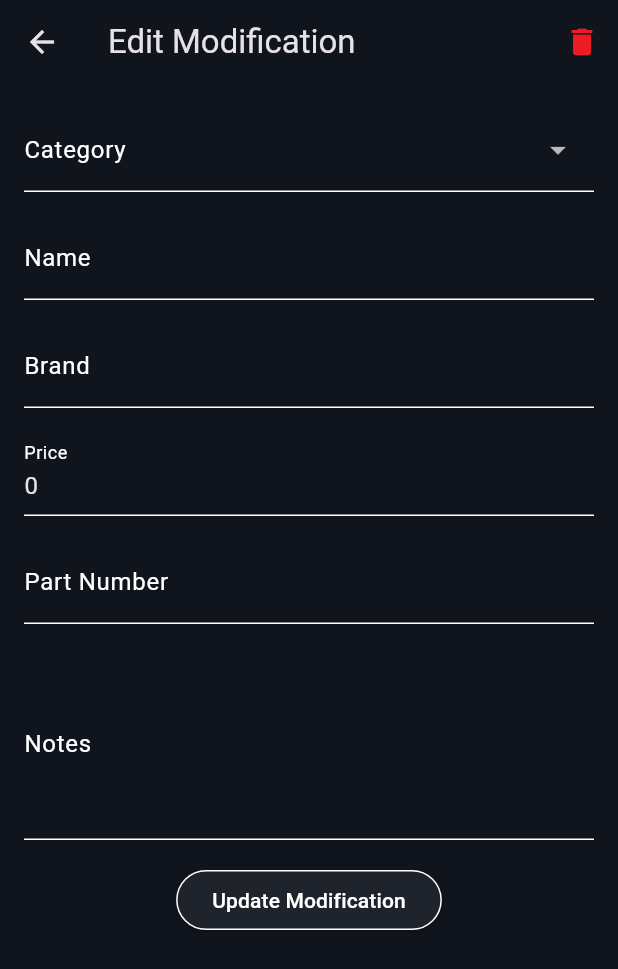
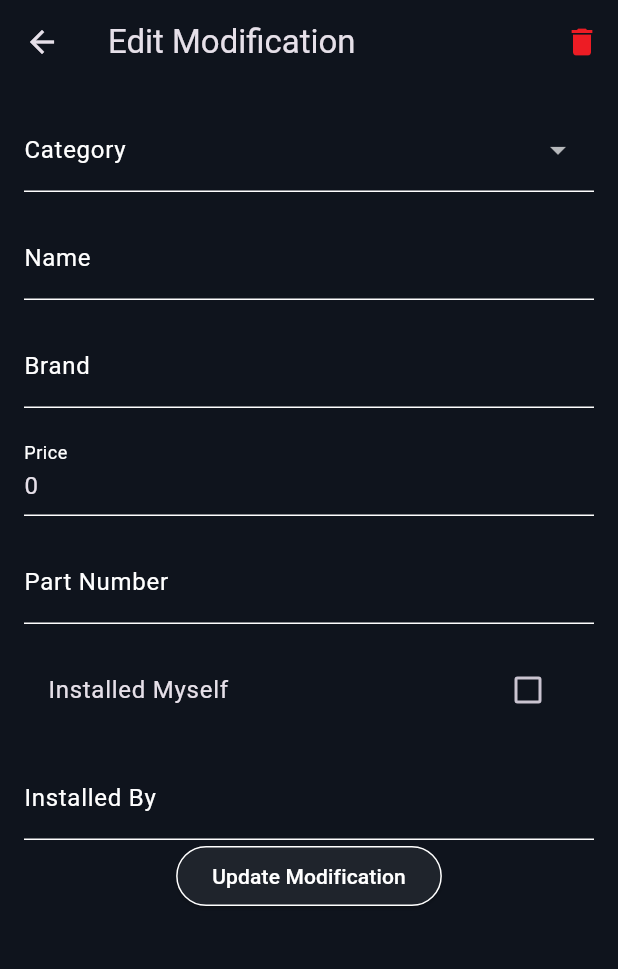
Before and after one commit to jhdavey/pdapps, a Flutter app: the EditModificationView screen opened directly with empty values, on a phone screen of 412 x 824 dp. Shown: the top 969 px of the screen. Run offline on Flutter 3.47's test engine with Material 3 defaults, Android fonts, the light colour scheme and no system bars; our stand-ins replace bloc, equatable, flutter_bloc, image_picker, shared_preferences; accounts and stored records are empty; statements that could not run were skipped.

Commit message:
Added installation info to mods

```diff
--- /dev/null
+++ b/devtools_options.yaml
@@ -0,0 +1,3 @@
+description: This file stores settings for Dart & Flutter DevTools.
+documentation: https://docs.flutter.dev/tools/devtools/extensions#configure-extension-enablement-states
+extensions:
--- a/lib/helpers/toggle_follow_helper.dart
+++ b/lib/helpers/toggle_follow_helper.dart
@@ -1,6 +1,6 @@
 // ignore_for_file: use_build_context_synchronously
 import 'package:flutter/material.dart';
-import 'package:pd/services/api/follower_api.dart';
+import 'package:pd/services/api/follower_controller.dart';
 
 Future<void> toggleFollowHelper({
   required BuildContext context,
--- a/lib/main.dart
+++ b/lib/main.dart
@@ -13,6 +13,7 @@ import 'package:pd/views/home_view.dart';
 import 'package:pd/views/garage_view.dart';
 import 'package:pd/views/builds/build_view.dart';
 import 'package:pd/views/auth/register_view.dart';
+import 'package:pd/views/search_results_view.dart';
 import 'package:pd/views/tag_view.dart';
 import 'package:pd/views/categories_view.dart';
 import 'package:pd/helpers/loading/loading_screen.dart';
@@ -109,7 +110,6 @@ class MyApp extends StatelessWidget {
                   ),
                 );
               }
-              // You may retrieve the build ID if needed
               return const BuildView();
             },
             '/garage': (context) => const GarageView(),
@@ -149,6 +149,10 @@ class MyApp extends StatelessWidget {
               final category = args['category'] as String;
               return CategoriesView(category: category);
             },
+            '/search-results': (context) {
+          final query = ModalRoute.of(context)!.settings.arguments as String;
+          return SearchResultsView(query: query);
+        },
           },
         ),
       ),
--- a/lib/views/builds/modifications/edit_modification_view.dart
+++ b/lib/views/builds/modifications/edit_modification_view.dart
@@ -1,4 +1,6 @@
-// ignore_for_file: use_build_context_synchronously
+// ignore_for_file: use_build_context_synchronously, library_private_types_in_public_api
+
+import 'dart:convert';
 
 import 'package:flutter/material.dart';
 import 'package:pd/data/modification_categories.dart';
@@ -10,10 +12,10 @@ class EditModificationView extends StatefulWidget {
   final Map<String, dynamic> modification;
 
   const EditModificationView({
-    Key? key,
+    super.key,
     required this.buildId,
     required this.modification,
-  }) : super(key: key);
+  });
 
   @override
   _EditModificationViewState createState() => _EditModificationViewState();
@@ -28,6 +30,8 @@ class _EditModificationViewState extends State<EditModificationView> {
   String? _part;
   String? _notes;
   bool _isSubmitting = false;
+  int _installedMyself = 0;
+  String? _installedBy;
 
   @override
   void initState() {
@@ -38,6 +42,8 @@ class _EditModificationViewState extends State<EditModificationView> {
     _price = widget.modification['price']?.toString();
     _part = widget.modification['part'] ?? '';
     _notes = widget.modification['notes'] ?? '';
+    _installedMyself = widget.modification['installed_myself'] ?? 0;
+    _installedBy = widget.modification['installed_by'] ?? '';
   }
 
   Future<void> _submitModification() async {
@@ -55,7 +61,11 @@ class _EditModificationViewState extends State<EditModificationView> {
       'price': _price,
       'part': _part,
       'notes': _notes,
+      'installedMyself': _installedMyself,
+      'installed_by': _installedMyself == 1 ? null : _installedBy,
     };
+
+    print("Final Payload Before Sending: ${json.encode(modificationData)}");
 
     final success = await updateModification(
       context: context,
@@ -145,12 +155,28 @@ class _EditModificationViewState extends State<EditModificationView> {
               _buildTextField('Brand', _brand, (value) => _brand = value),
               const SizedBox(height: 16),
               _buildTextField('Price', _price, (value) => _price = value,
-                  keyboardType: const TextInputType.numberWithOptions(decimal: true)),
+                  keyboardType:
+                      const TextInputType.numberWithOptions(decimal: true)),
               const SizedBox(height: 16),
               _buildTextField('Part Number', _part, (value) => _part = value),
               const SizedBox(height: 16),
-              _buildTextField('Notes', _notes, (value) => _notes = value, maxLines: 4),
+              CheckboxListTile(
+                title: const Text('Installed Myself'),
+                value: _installedMyself == 1,
+                onChanged: (bool? value) {
+                  setState(() {
+                    _installedMyself = value == true ? 1 : 0;
+                    if (_installedMyself == 1) _installedBy = null;
+                  });
+                },
+              ),
               const SizedBox(height: 16),
+              _buildTextField(
+                'Installed By',
+                _installedBy,
+                (value) => _installedBy = value,
+                enabled: _installedMyself == 0,
+              ),
               ElevatedButton(
                 onPressed: _isSubmitting ? null : _submitModification,
                 child: _isSubmitting
@@ -165,18 +191,30 @@ class _EditModificationViewState extends State<EditModificationView> {
   }
 
   Widget _buildTextField(
-      String label, String? initialValue, Function(String?) onSaved,
-      {TextInputType keyboardType = TextInputType.text, int maxLines = 1}) {
+    String label,
+    String? initialValue,
+    Function(String?) onSaved, {
+    TextInputType keyboardType = TextInputType.text,
+    int maxLines = 1,
+    bool enabled = true,
+  }) {
     return TextFormField(
-      decoration: InputDecoration(labelText: label, border: OutlineInputBorder()),
+      decoration: InputDecoration(
+        labelText: label,
+        border: const OutlineInputBorder(),
+      ),
       initialValue: initialValue,
       keyboardType: keyboardType,
       maxLines: maxLines,
       onSaved: onSaved,
-      validator: (value) =>
-          (label == 'Name' || label == 'Brand') && (value == null || value.isEmpty)
-              ? 'Please enter a $label'
-              : null,
+      enabled: enabled,
+      validator: (value) {
+        if ((label == 'Name' || label == 'Brand') &&
+            (value == null || value.isEmpty)) {
+          return 'Please enter a $label';
+        }
+        return null;
+      },
     );
   }
 }
--- a/lib/views/categories_view.dart
+++ b/lib/views/categories_view.dart
@@ -1,5 +1,5 @@
 import 'package:flutter/material.dart';
-import 'package:pd/services/api/category_view_api.dart';
+import 'package:pd/services/api/category_controller.dart';
 import 'package:pd/widgets/build_grid.dart';
 
 class CategoriesView extends StatefulWidget {
--- a/lib/views/garage_view.dart
+++ b/lib/views/garage_view.dart
@@ -2,9 +2,9 @@
 import 'package:flutter/material.dart';
 import 'package:flutter_bloc/flutter_bloc.dart';
 import 'package:pd/helpers/toggle_follow_helper.dart';
-import 'package:pd/services/api/follower_api.dart';
+import 'package:pd/services/api/follower_controller.dart';
 import 'package:pd/services/api/auth/auth_service.dart';
-import 'package:pd/services/garage_api.dart';
+import 'package:pd/services/garage_controller.dart';
 import 'package:pd/widgets/garage_profile_section.dart';
 import 'package:pd/widgets/wide_build_tile.dart';
 
```
Also changed, not shown: lib/services/api/search_controller.dart (added, +38 -0 lines), lib/utilities/dialogs/search_dialog.dart (added, +36 -0 lines), lib/views/builds/modifications/create_modification_view.dart (+65 -43 lines), lib/views/home_view.dart (+12 -8 lines), lib/views/search_results_view.dart (added, +52 -0 lines), lib/widgets/builds/build_additional_images_section.dart (+18 -9 lines), lib/widgets/wide_build_tile.dart (+12 -11 lines), lib/services/api/category_controller.dart (renamed from lib/services/api/category_view_api.dart), lib/services/api/follower_controller.dart (renamed from lib/services/api/follower_api.dart), lib/services/garage_controller.dart (renamed from lib/services/garage_api.dart), 2 other files.
